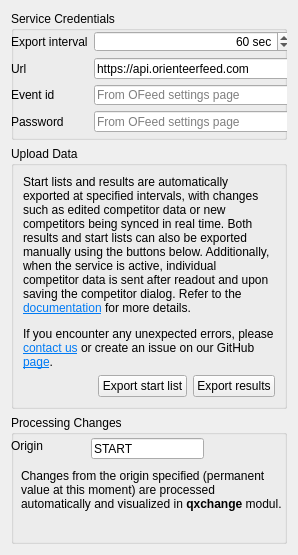
Before: the Qt Designer form quickevent/app/quickevent/plugins/Event/src/services/ofeed/ofeedclientwidget.ui in arnost00/quickbox, drawn with Qt 5.
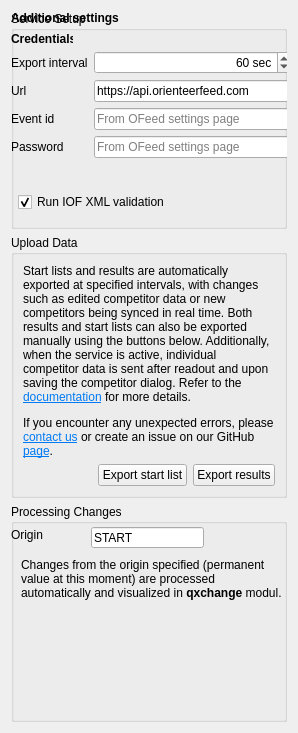
After: the same form once the commit is applied.

Commit message: Added option to execute xml upload without xml validation. Default is to perform iof xml validation.

What changed in the file:
```diff
--- a/quickevent/app/quickevent/plugins/Event/src/services/ofeed/ofeedclientwidget.ui
+++ b/quickevent/app/quickevent/plugins/Event/src/services/ofeed/ofeedclientwidget.ui
@@ -7,7 +7,7 @@
     <x>0</x>
     <y>0</y>
     <width>298</width>
-    <height>555</height>
+    <height>733</height>
    </rect>
   </property>
   <property name="windowTitle">
@@ -17,7 +17,7 @@
    <item>
     <widget class="QGroupBox" name="groupCredentials">
      <property name="title">
-      <string>Service Credentials</string>
+      <string>Service Setup</string>
      </property>
      <property name="flat">
       <bool>true</bool>
@@ -26,9 +26,9 @@
       <property name="geometry">
        <rect>
         <x>0</x>
-        <y>20</y>
+        <y>40</y>
         <width>281</width>
-        <height>101</height>
+        <height>121</height>
        </rect>
       </property>
       <layout class="QFormLayout" name="formLayout">
@@ -123,6 +123,59 @@
        </item>
       </layout>
      </widget>
+     <widget class="QLabel" name="Credentials">
+      <property name="geometry">
+       <rect>
+        <x>0</x>
+        <y>20</y>
+        <width>62</width>
+        <height>16</height>
+       </rect>
+      </property>
+      <property name="font">
+       <font>
+        <bold>true</bold>
+       </font>
+      </property>
+      <property name="text">
+       <string>Credentials</string>
+      </property>
+     </widget>
+     <widget class="QLabel" name="additionalSettings">
+      <property name="font">
+       <font>
+        <bold>true</bold>
+       </font>
+      </property>
+      <property name="text">
+       <string>Additional settings</string>
+      </property>
+     </widget>
+     <widget class="QCheckBox" name="runXmlValidationCheckBox">
+      <property name="geometry">
+       <rect>
+        <x>7</x>
+        <y>180</y>
+        <width>151</width>
+        <height>22</height>
+       </rect>
+      </property>
+      <property name="toolTip">
+       <string extracomment="Should OFeed perform iof xml validation?"/>
+      </property>
+      <property name="text">
+       <string>Run IOF XML validation</string>
+      </property>
+      <property name="checkable">
+       <bool>true</bool>
+      </property>
+      <property name="checked">
+       <bool>true</bool>
+      </property>
+      <property name="tristate">
+       <bool>false</bool>
+      </property>
+     </widget>
     </widget>
    </item>
    <item>
```
Left out of the diff: 12 changed lines with no effect on the pictures. The commit also changes 3 other files.
